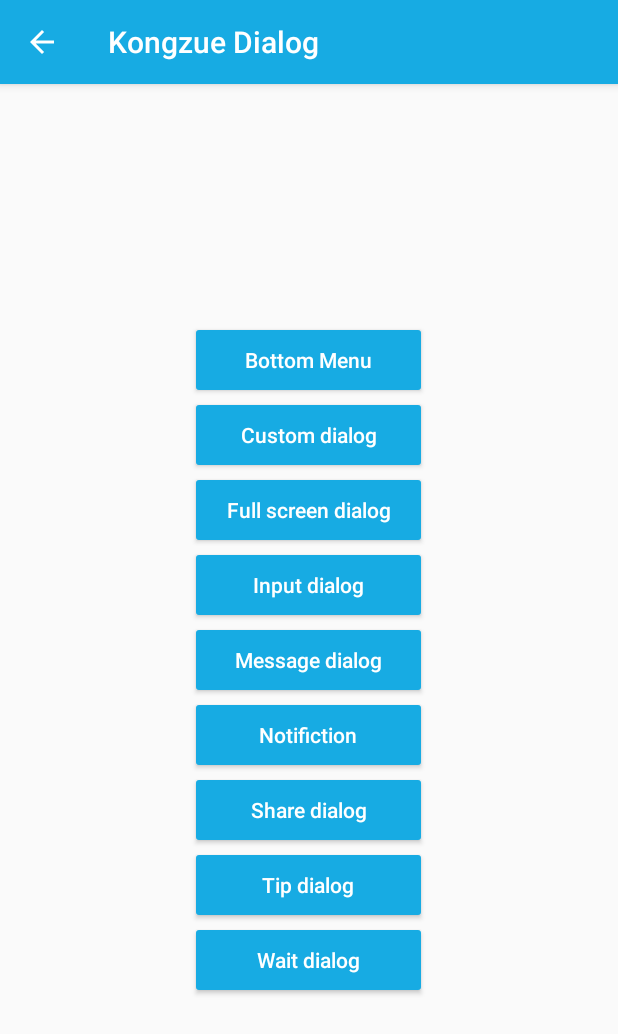
After one commit to 18518373576/androidDevelopHelper, an Android app: the KongZueDialogActivity screen opened directly, with no data from a screen before it, on a phone screen of 412 x 824 dp. The commit adds this screen. Shown: the top 1034 px of the screen. Run offline under Robolectric (Android 15) with nearby library versions, the phone set to English and light mode, and no system bars; our stand-ins replace ButterKnife; libraries missing offline, so code that uses them is left out: com.kongzue.dialog.

Commit message:
kongzue dialog使用

```diff
--- a/DeveloperHelper/developerandroidx/src/main/AndroidManifest.xml
+++ b/DeveloperHelper/developerandroidx/src/main/AndroidManifest.xml
@@ -11,9 +11,12 @@
         android:roundIcon="@mipmap/ic_launcher_round"
         android:supportsRtl="true"
         android:theme="@style/AppTheme">
+        <activity android:name=".ui.android.dialog.KongZueDialogActivity"></activity>
+        <activity android:name=".ui.android.architecture.ArchitectureIndexActivity" />
+        <activity android:name=".ui.android.dialog.DialogIndexActivity" />
         <activity
             android:name=".ui.android.activity.DialogTestctivity"
-            android:theme="@style/DialogActivityTheme"></activity>
+            android:theme="@style/DialogActivityTheme" />
         <activity android:name=".ui.java.operator.OperatorActivity" />
         <activity
             android:name=".ui.widget.codeView.CodeViewActivity"
--- /dev/null
+++ b/DeveloperHelper/developerandroidx/src/main/java/com/example/developerandroidx/ui/android/dialog/KongZueDialogActivity.java
@@ -0,0 +1,76 @@
+package com.example.developerandroidx.ui.android.dialog;
+
+import android.view.View;
+
+import androidx.appcompat.app.AppCompatActivity;
+
+import com.example.developerandroidx.R;
+import com.example.developerandroidx.base.BaseActivity;
+import com.kongzue.dialog.interfaces.OnMenuItemClickListener;
+import com.kongzue.dialog.v3.BottomMenu;
+import com.kongzue.dialog.v3.MessageDialog;
+import com.kongzue.dialog.v3.TipDialog;
+
+import butterknife.OnClick;
+
+public class KongZueDialogActivity extends BaseActivity {
+
+    private String[] bottomMenus;
+
+    @Override
+    protected int bindLayout() {
+        return R.layout.activity_kong_zue_dialog;
+    }
+
+    @Override
+    protected void initView() {
+        super.initView();
+        actionBar.setTitle("Kongzue Dialog");
+    }
+
+    @Override
+    protected void initData() {
+        super.initData();
+        bottomMenus = new String[]{"菜单1", "菜单2", "菜单3", "菜单4", "菜单5", "菜单6"};
+    }
+
+    @OnClick({R.id.btn_message_dialog, R.id.btn_bottom_menu, R.id.btn_custom_dialog
+            , R.id.btn_full_screen_dialog, R.id.btn_input_dialog, R.id.btn_Notifiction
+            , R.id.btn_share_dialog, R.id.btn_tip_dialog, R.id.btn_wait_dialog})
+    public void click(View v) {
+        switch (v.getId()) {
+            case R.id.btn_message_dialog:
+                MessageDialog.show((AppCompatActivity) context, "提示", "明天下雨，记得带伞！");
+                break;
+            case R.id.btn_bottom_menu:
+                BottomMenu.show((AppCompatActivity) context, bottomMenus, new OnMenuItemClickListener() {
+                    @Override
+                    public void onClick(String text, int index) {
+                        TipDialog.show((AppCompatActivity) context, text, TipDialog.TYPE.SUCCESS);
+                    }
+                });
+                break;
+            case R.id.btn_custom_dialog:
+
+                break;
+            case R.id.btn_full_screen_dialog:
+
+                break;
+            case R.id.btn_input_dialog:
+
+                break;
+            case R.id.btn_Notifiction:
+
+                break;
+            case R.id.btn_share_dialog:
+
+                break;
+            case R.id.btn_tip_dialog:
+
+                break;
+            case R.id.btn_wait_dialog:
+
+                break;
+        }
+    }
+}
--- /dev/null
+++ b/DeveloperHelper/developerandroidx/src/main/res/layout/activity_kong_zue_dialog.xml
@@ -0,0 +1,80 @@
+<?xml version="1.0" encoding="utf-8"?>
+<androidx.constraintlayout.widget.ConstraintLayout xmlns:android="http://schemas.android.com/apk/res/android"
+    xmlns:app="http://schemas.android.com/apk/res-auto"
+    xmlns:tools="http://schemas.android.com/tools"
+    android:layout_width="match_parent"
+    android:layout_height="match_parent"
+    tools:context=".ui.android.dialog.KongZueDialogActivity">
+
+
+    <LinearLayout
+        android:layout_width="match_parent"
+        android:layout_height="match_parent"
+        android:gravity="center"
+        android:orientation="vertical"
+        app:layout_constraintLeft_toRightOf="parent"
+        app:layout_constraintTop_toBottomOf="parent">
+
+        <Button
+            android:id="@+id/btn_bottom_menu"
+            style="@style/ComonButtonStyle"
+            android:layout_width="@dimen/dp150"
+            android:text="Bottom Menu" />
+
+        <Button
+            android:id="@+id/btn_custom_dialog"
+            style="@style/ComonButtonStyle"
+            android:layout_width="@dimen/dp150"
+            android:layout_marginTop="@dimen/dp10"
+            android:text="Custom dialog" />
+
+        <Button
+            android:id="@+id/btn_full_screen_dialog"
+            style="@style/ComonButtonStyle"
+            android:layout_width="@dimen/dp150"
+            android:layout_marginTop="@dimen/dp10"
+            android:text="Full screen dialog" />
+
+        <Button
+            android:id="@+id/btn_input_dialog"
+            style="@style/ComonButtonStyle"
+            android:layout_width="@dimen/dp150"
+            android:layout_marginTop="@dimen/dp10"
+            android:text="Input dialog" />
+
+        <Button
+            android:id="@+id/btn_message_dialog"
+            style="@style/ComonButtonStyle"
+            android:layout_width="@dimen/dp150"
+            android:layout_marginTop="@dimen/dp10"
+            android:text="Message dialog" />
+
+        <Button
+            android:id="@+id/btn_Notifiction"
+            style="@style/ComonButtonStyle"
+            android:layout_width="@dimen/dp150"
+            android:layout_marginTop="@dimen/dp10"
+            android:text="Notifiction" />
+
+        <Button
+            android:id="@+id/btn_share_dialog"
+            style="@style/ComonButtonStyle"
+            android:layout_width="@dimen/dp150"
+            android:layout_marginTop="@dimen/dp10"
+            android:text="Share dialog" />
+
+        <Button
+            android:id="@+id/btn_tip_dialog"
+            style="@style/ComonButtonStyle"
+            android:layout_width="@dimen/dp150"
+            android:layout_marginTop="@dimen/dp10"
+            android:text="Tip dialog" />
+
+        <Button
+            android:id="@+id/btn_wait_dialog"
+            style="@style/ComonButtonStyle"
+            android:layout_width="@dimen/dp150"
+            android:layout_marginTop="@dimen/dp10"
+            android:text="Wait dialog" />
+    </LinearLayout>
+</androidx.constraintlayout.widget.ConstraintLayout>
--- a/DeveloperHelper/developerandroidx/src/main/res/values/styles.xml
+++ b/DeveloperHelper/developerandroidx/src/main/res/values/styles.xml
@@ -42,6 +42,7 @@
         <item name="android:background">@drawable/selector_btn</item>
         <item name="android:textColor">@color/white</item>
         <item name="android:textSize">@dimen/sp14</item>
+        <item name="textAllCaps">false</item>
     </style>
 
     <!--    页面的跳转codeview按钮-->
```
Also changed, not shown: DeveloperHelper/developerandroidx/src/main/java/com/example/developerandroidx/adapter/FunctionRcvAdapter.java (+11 -1 lines), DeveloperHelper/developerandroidx/src/main/java/com/example/developerandroidx/ui/android/AndroidViewModel.java (+5 -3 lines), DeveloperHelper/developerandroidx/src/main/java/com/example/developerandroidx/ui/android/architecture/ArchitectureIndexActivity.java (added, +19 -0 lines), DeveloperHelper/developerandroidx/src/main/java/com/example/developerandroidx/ui/android/dialog/DialogIndexActivity.java (added, +32 -0 lines), DeveloperHelper/developerandroidx/src/main/res/layout/activity_architecture_index.xml (added, +34 -0 lines), DeveloperHelper/developerandroidx/src/main/res/layout/activity_dialog_index.xml (added, +30 -0 lines), DeveloperHelper/developerandroidx/src/main/res/mipmap-xhdpi/icon_architecture.png (renamed from DeveloperHelper/developerandroidx/src/main/res/mipmap-xhdpi/icon_mvp.png).
